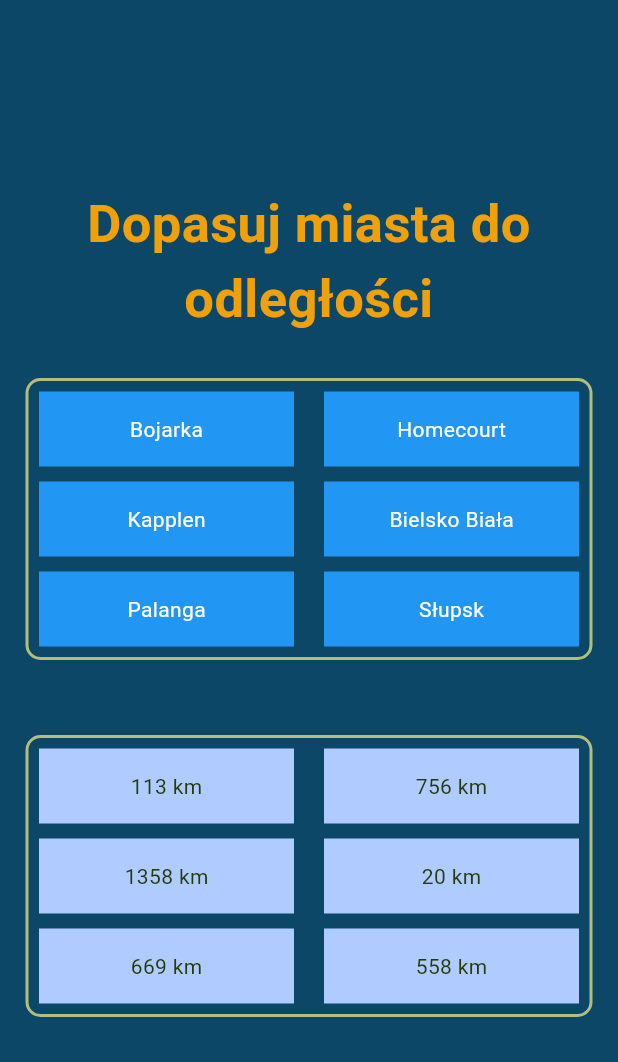
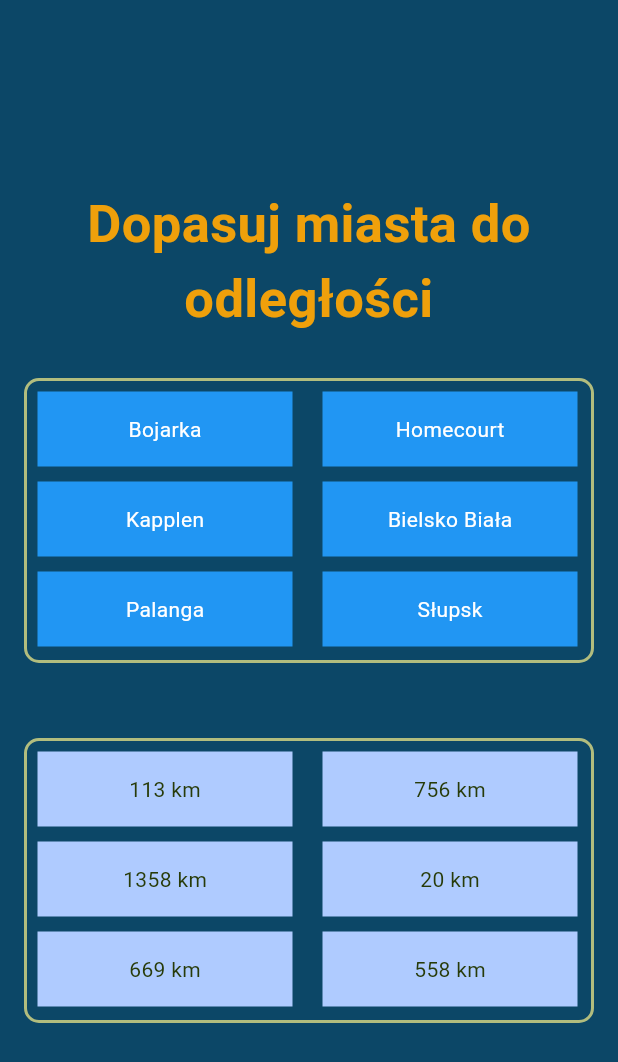
Before and after one commit to Ciapek117/mala_atlantyda, a Flutter app: the MatchingGamePage screen opened directly, on a phone screen of 412 x 824 dp. Shown: the top 1062 px of the screen. Run offline on Flutter 3.47's test engine with Material 3 defaults, Android fonts, the phone set to English and light mode, and no system bars; our stand-ins replace awesome_dialog, firebase_auth, firebase_core, google_fonts, google_maps_flutter, lottie; accounts and stored records are empty.

Commit message:
Fixed matching game wymiary

```diff
--- a/lib/pages/MatchingGame.dart
+++ b/lib/pages/MatchingGame.dart
@@ -95,7 +95,10 @@ class _MatchingGamePageState extends State<MatchingGamePage> {
                     return Column(
                       children: [
                         Container(
+                          width: 600,
+                          height: 190,
                           padding: EdgeInsets.all(7), // Dodanie paddingu 5
+
                           decoration: BoxDecoration(
                             border: Border.all(color: Color(0xFFB2BD7E), width: 2), // Dodanie obramowania
                             borderRadius: BorderRadius.circular(10), // Zaokrąglenie rogów
@@ -144,6 +147,8 @@ class _MatchingGamePageState extends State<MatchingGamePage> {
 
                         SizedBox(height: 50),
                         Container(
+                          width: 600,
+                          height: 190,
                           padding: EdgeInsets.all(7), // Dodanie paddingu 5
                           decoration: BoxDecoration(// Dodanie czarnego tła
                             border: Border.all(color: Color(0xFFB2BD7E), width: 2), // Dodanie obramowania
```
Also changed, not shown: 4 other files.
